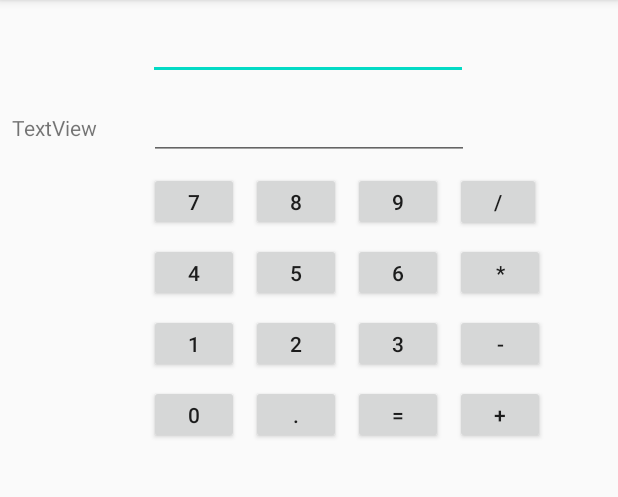
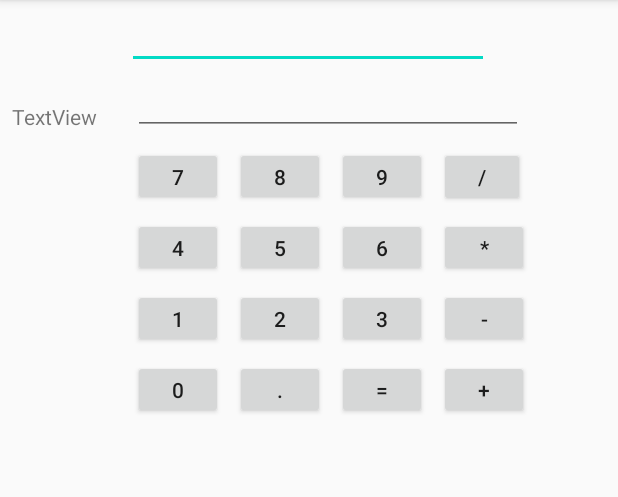
Before and after one commit to DSkilton/AndroidCalculator, an Android app: the screen it shows after launch (MainActivity), on a phone screen of 412 x 824 dp, the part 84-581 px from its top. Run offline under Robolectric (Android 15) with nearby library versions, the phone set to English and light mode, and no system bars.

```diff
--- a/app/src/main/java/com/duncancodes/androidcalculator/MainActivity.java
+++ b/app/src/main/java/com/duncancodes/androidcalculator/MainActivity.java
@@ -2,12 +2,49 @@ package com.duncancodes.androidcalculator;
 
 import android.support.v7.app.AppCompatActivity;
 import android.os.Bundle;
+import android.widget.Button;
+import android.widget.EditText;
+import android.widget.TextView;
 
 public class MainActivity extends AppCompatActivity {
+    private EditText result;
+    private EditText newNumber;
+    private TextView displayOperation;
+
+    //variables to hold operands and type of caluclations
+    private Double operand1 = null;
+    private Double operand2 = null;
+    private String pendingOperation = "=";
 
     @Override
     protected void onCreate(Bundle savedInstanceState) {
         super.onCreate(savedInstanceState);
         setContentView(R.layout.activity_main);
+
+        //casting to EditText
+        result = (EditText) findViewById(R.id.result);
+        newNumber = (EditText) findViewById(R.id.newNumber);
+
+        //casting to TextView
+        displayOperation = (TextView) findViewById(R.id.operation);
+
+        Button button0 = (Button) findViewById(R.id.button0);
+        Button button1 = (Button) findViewById(R.id.button1);
+        Button button2 = (Button) findViewById(R.id.button2);
+        Button button3 = (Button) findViewById(R.id.button3);
+        Button button4 = (Button) findViewById(R.id.button4);
+        Button button5 = (Button) findViewById(R.id.button5);
+        Button button6 = (Button) findViewById(R.id.button6);
+        Button button7 = (Button) findViewById(R.id.button7);
+        Button button8 = (Button) findViewById(R.id.button8);
+        Button button9 = (Button) findViewById(R.id.button9);
+        Button buttonDot = (Button) findViewById(R.id.buttonDecimal);
+
+        Button buttonEquals = (Button) findViewById(R.id.buttonEquals);
+        Button buttonDivide = (Button) findViewById(R.id.buttonDivide);
+        Button buttonMultiply = (Button) findViewById(R.id.buttonMultiply);
+        Button buttonMinus = (Button) findViewById(R.id.buttonMinus);
+        Button buttonPlus = (Button) findViewById(R.id.buttonPlus);
+
     }
 }
--- a/app/src/main/res/layout/activity_main.xml
+++ b/app/src/main/res/layout/activity_main.xml
@@ -8,8 +8,8 @@
 
     <EditText
         android:id="@+id/result"
-        android:layout_width="wrap_content"
-        android:layout_height="wrap_content"
+        android:layout_width="241dp"
+        android:layout_height="38dp"
         android:layout_marginStart="8dp"
         android:layout_marginLeft="8dp"
         android:layout_marginTop="8dp"
@@ -26,8 +26,8 @@
 
     <EditText
         android:id="@+id/newNumber"
-        android:layout_width="wrap_content"
-        android:layout_height="wrap_content"
+        android:layout_width="260dp"
+        android:layout_height="36dp"
         android:layout_marginStart="8dp"
         android:layout_marginLeft="8dp"
         android:layout_marginTop="8dp"
```
